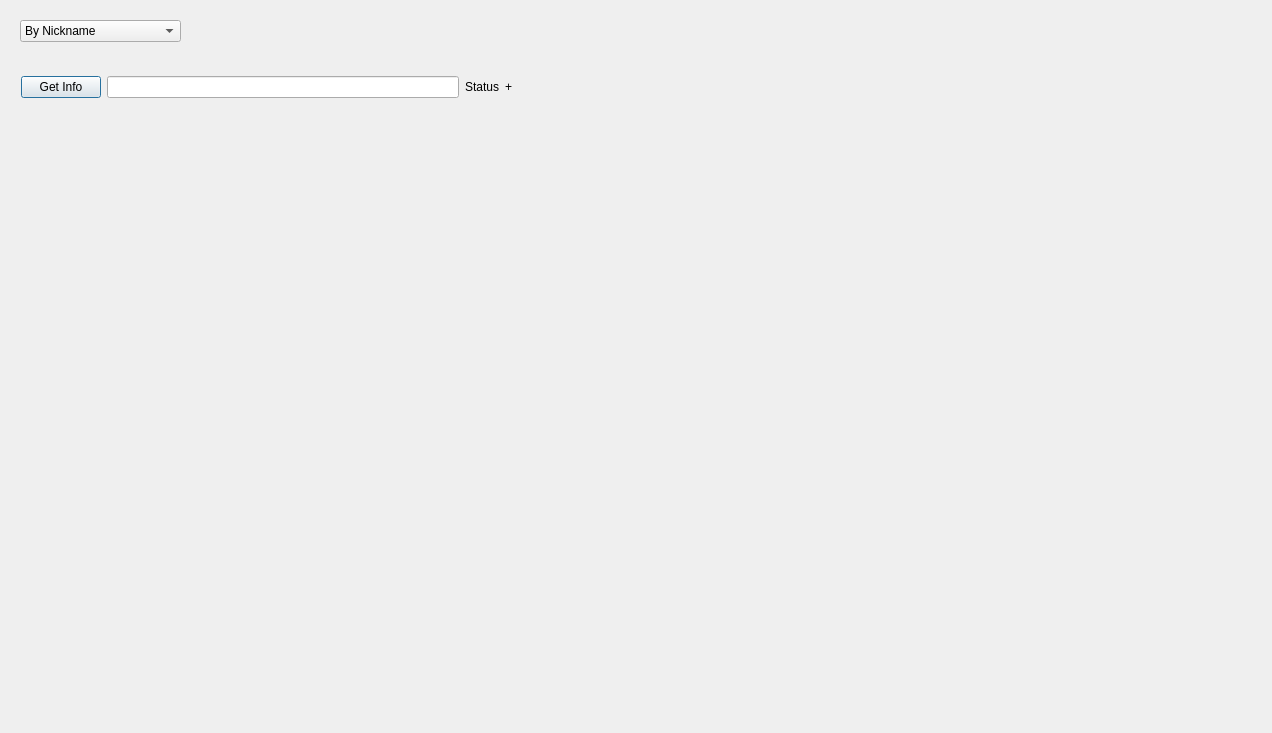
Above: my_project/insta_parser.ui from StasDzundza/Instagram-Photo-Parser-and-Image-Editor before the change. Below: the same form after it.
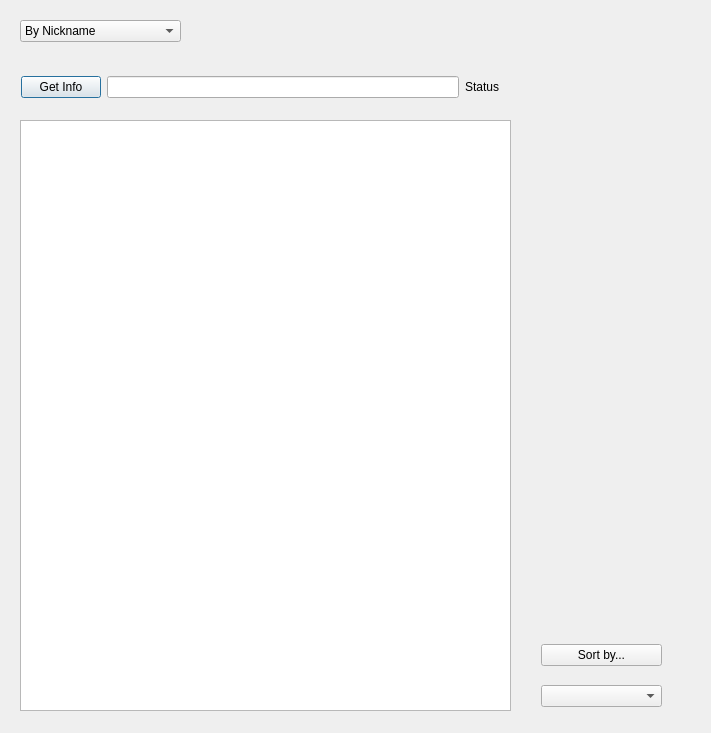
That is the form after the change.

```diff
--- a/my_project/insta_parser.ui
+++ b/my_project/insta_parser.ui
@@ -6,7 +6,7 @@
    <rect>
     <x>0</x>
     <y>0</y>
-    <width>1272</width>
+    <width>711</width>
     <height>733</height>
    </rect>
   </property>
@@ -33,7 +33,7 @@
     </property>
    </item>
   </widget>
-  <widget class="QWidget" name="">
+  <widget class="QWidget" name="layoutWidget">
    <property name="geometry">
     <rect>
      <x>21</x>
@@ -67,12 +67,44 @@
     <item>
      <widget class="QLabel" name="status">
       <property name="text">
-       <string>+</string>
+       <string/>
       </property>
      </widget>
     </item>
    </layout>
   </widget>
+  <widget class="QListWidget" name="listWidget">
+   <property name="geometry">
+    <rect>
+     <x>20</x>
+     <y>120</y>
+     <width>491</width>
+     <height>591</height>
+    </rect>
+   </property>
+  </widget>
+  <widget class="QWidget" name="">
+   <property name="geometry">
+    <rect>
+     <x>541</x>
+     <y>631</y>
+     <width>121</width>
+     <height>91</height>
+    </rect>
+   </property>
+   <layout class="QVBoxLayout" name="verticalLayout">
+    <item>
+     <widget class="QPushButton" name="sort_button">
+      <property name="text">
+       <string>Sort by...</string>
+      </property>
+     </widget>
+    </item>
+    <item>
+     <widget class="QComboBox" name="comboBox_2"/>
+    </item>
+   </layout>
+  </widget>
  </widget>
  <resources/>
  <connections/>
```
